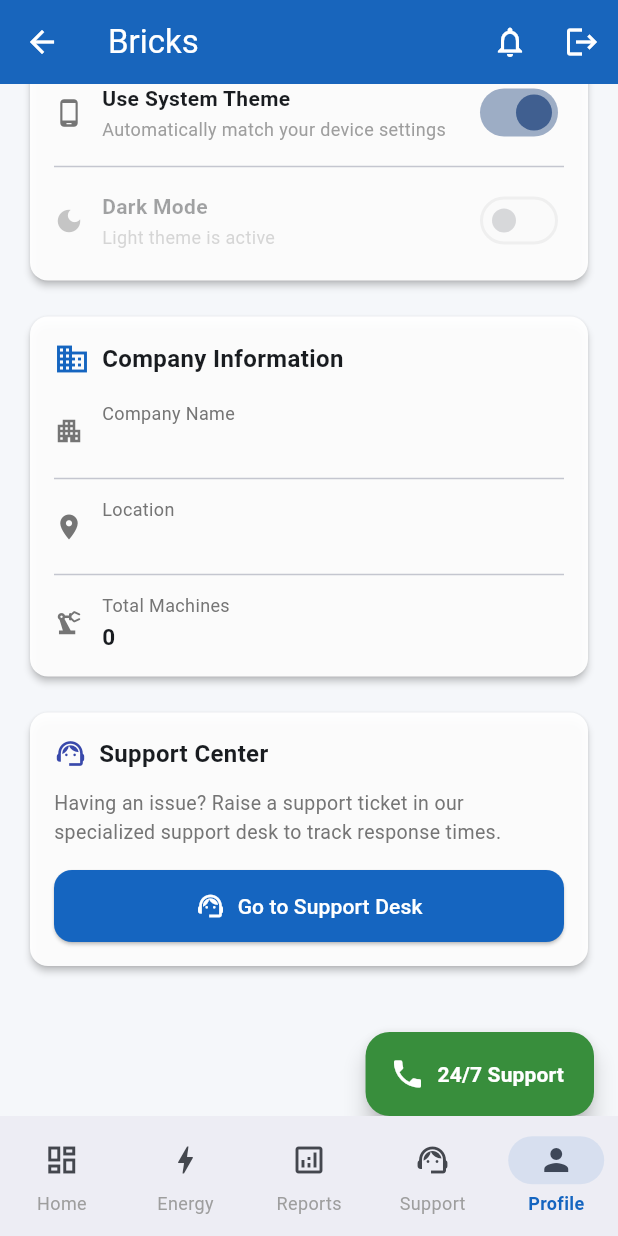
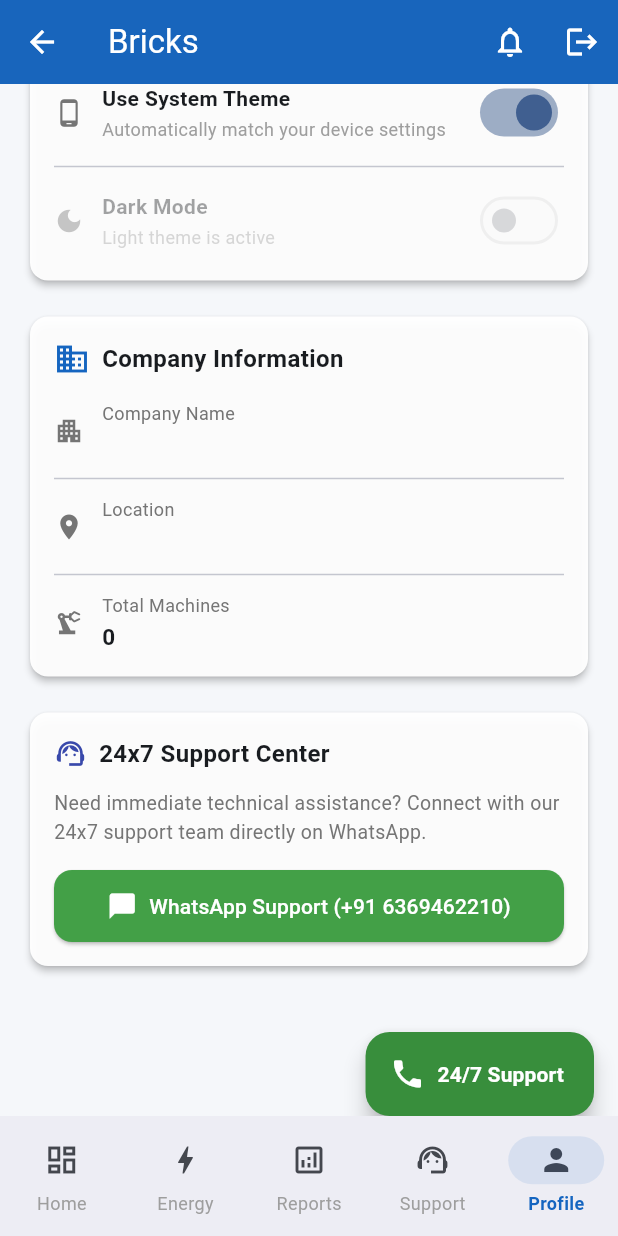
Before and after one commit to sightopsgitai-star/bricks, a Flutter app: the MainScreen screen opened directly, item 5 of the bottom bar chosen, scrolled down 230 dp, on a phone screen of 412 x 824 dp. Run offline on Flutter 3.47's test engine with Material 3 defaults, Android fonts, the phone set to English and light mode, and no system bars; our stand-ins replace fl_chart, flutter_local_notifications, pdf, printing; missing offline and left inert: excel, universal_html; accounts and stored records are empty; network calls fail.

Commit message:
feat(support): target WhatsApp +91 6369462210 with client name, client ID, title & description

```diff
--- a/demo-main/lib/screens/profile_screen.dart
+++ b/demo-main/lib/screens/profile_screen.dart
@@ -332,6 +332,11 @@
   }
 
   Widget _buildSupportTicketCard() {
+    final companyProvider = context.watch<CompanyProvider>();
+    final authProvider = context.watch<AuthProvider>();
+    final clientName = companyProvider.selectedCompany?.name ?? 'Client';
+    final clientId = companyProvider.selectedCompany?.id ?? authProvider.clientId ?? 'N/A';
+
     return Card(
       elevation: 2,
       child: Padding(
@@ -343,26 +348,33 @@
               children: [
                 Icon(Icons.support_agent, color: Colors.indigo.shade600, size: 22),
                 const SizedBox(width: 8),
-                const Text('Support Center', style: TextStyle(fontSize: 16, fontWeight: FontWeight.bold)),
+                const Text('24x7 Support Center', style: TextStyle(fontSize: 16, fontWeight: FontWeight.bold)),
               ],
             ),
             const SizedBox(height: 12),
-            Text('Having an issue? Raise a support ticket in our specialized support desk to track response times.',
+            Text('Need immediate technical assistance? Connect with our 24x7 support team directly on WhatsApp.',
               style: TextStyle(fontSize: 13, color: Colors.grey[600])),
             const SizedBox(height: 16),
             SizedBox(
               width: double.infinity,
               child: ElevatedButton.icon(
-                onPressed: () {
-                  // This is a placeholder since the ProfileScreen doesn't have access to the MainScreen's state
-                  // but in a real app, you'd use a GlobalKey or similar to switch tabs.
-                  ScaffoldMessenger.of(context).showSnackBar(
-                    const SnackBar(content: Text('Please use the "Support" tab in the sidebar to raise tickets.')),
-                  );
+                onPressed: () async {
+                  final text = "👋 *Hello 24x7 Support Team*\n\n"
+                               "🏢 *Client Name:* $clientName\n"
+                               "🆔 *Client ID:* $clientId\n"
+                               "I need assistance regarding our machine operations.";
+                  final whatsappUrl = Uri.parse("https://api.whatsapp.com/send?phone=916369462210&text=${Uri.encodeComponent(text)}");
+                  try {
+                    if (await canLaunchUrl(whatsappUrl)) {
+                      await launchUrl(whatsappUrl, mode: LaunchMode.externalApplication);
+                    }
+                  } catch (_) {}
                 },
-                icon: const Icon(Icons.support_agent, size: 20),
-                label: const Text('Go to Support Desk'),
+                icon: const Icon(Icons.chat_bubble, size: 20, color: Colors.white),
+                label: const Text('WhatsApp Support (+91 6369462210)'),
                 style: ElevatedButton.styleFrom(
+                  backgroundColor: Colors.green.shade600,
+                  foregroundColor: Colors.white,
                   padding: const EdgeInsets.symmetric(vertical: 14),
                   shape: RoundedRectangleBorder(borderRadius: BorderRadius.circular(12)),
                 ),
```
Also changed, not shown: demo-main/lib/screens/tickets_screen.dart (+14 -3 lines), 3 other files.
